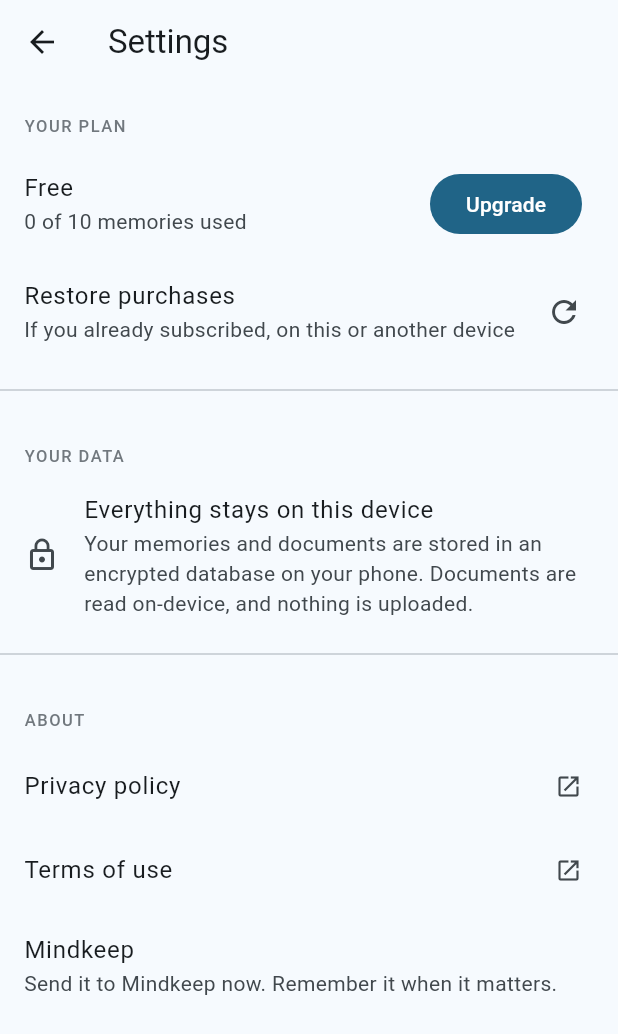
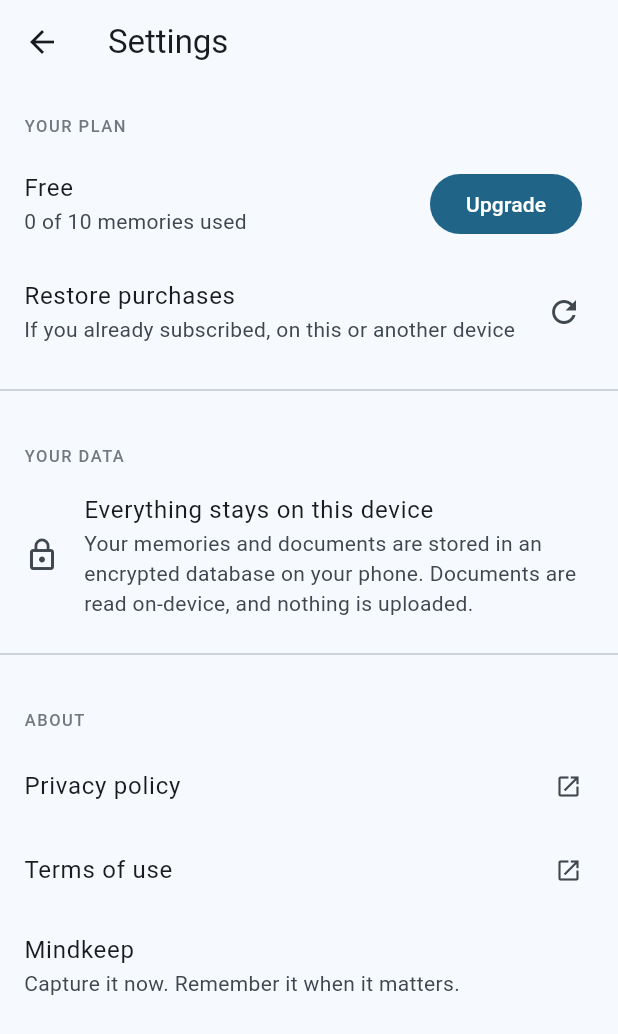
Before and after one commit to dleventis/KeepMind, a Flutter app: the SettingsScreen screen opened directly, on a phone screen of 412 x 824 dp. Shown: the top 1034 px of the screen. Run offline on Flutter 3.47's test engine with Material 3 defaults, Android fonts, the phone set to English and light mode, and no system bars; our stand-ins replace drift, flutter_local_notifications, flutter_riverpod, flutter_secure_storage, flutter_timezone, image_picker and 1 more; missing offline and left inert: google_mlkit_text_recognition, purchases_flutter, sqlite3; accounts and stored records are empty; generated files the repository leaves out were written again.

Commit message:
Update tagline to the final positioning
Capture it now. Remember it when it matters.

Shown on the Settings screen and used as the product's one-line
description.

Co-Authored-By: Claude Opus 5 <noreply@anthropic.com>

```diff
--- a/app/lib/core/constants/app_constants.dart
+++ b/app/lib/core/constants/app_constants.dart
@@ -6,7 +6,7 @@ class AppConstants {
 
   static const String appName = 'Mindkeep';
   static const String tagline =
-      'Send it to Mindkeep now. Remember it when it matters.';
+      'Capture it now. Remember it when it matters.';
   static const String emptyHomeMessage =
       'Nothing you need to remember right now.';
   static const String captureButtonLabel = '+ Remember something';
```
